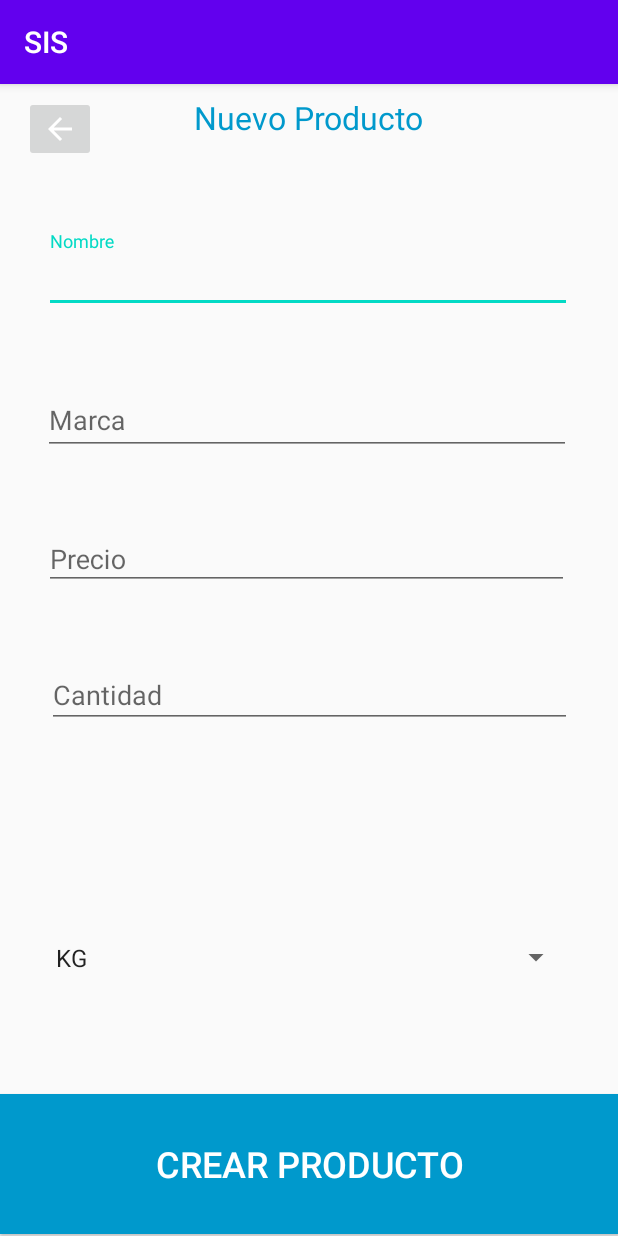
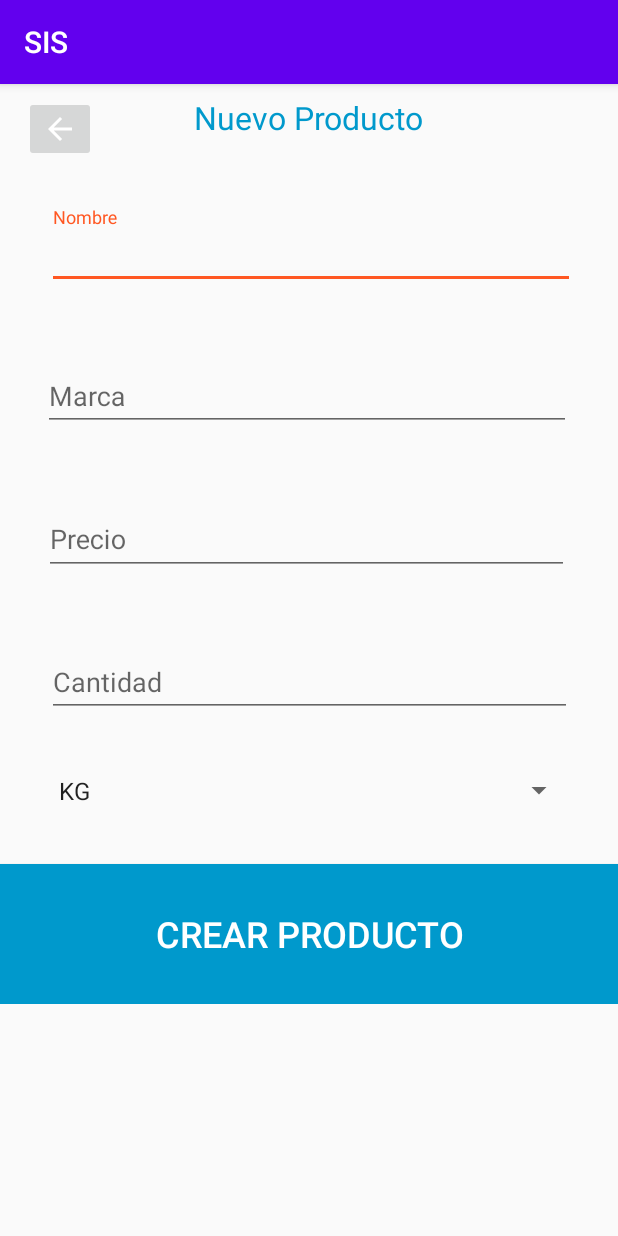
Before and after one commit to jairowdelgado/SIS-apk-movil, an Android app: the crearProducto screen opened directly, with no data from a screen before it, after a tap on "CREAR PRODUCTO", on a phone screen of 412 x 824 dp. Run offline under Robolectric (Android 15) with nearby library versions, the phone set to English and light mode, and no system bars; our stand-ins replace Firebase (no records; nobody signed in at launch, a user with empty details on screens opened directly); 2 statements that could not run were skipped.

Commit message:
Creación de un producto en la base de datos

```diff
--- a/SIS/app/src/main/java/unicauca/sis/EscaneoProducto.java
+++ b/SIS/app/src/main/java/unicauca/sis/EscaneoProducto.java
@@ -49,9 +49,8 @@ public class EscaneoProducto extends AppCompatActivity {
         if(result != null){
             if(result.getContents() != null){
                 //codigo = result.getContents();
-                //codigo = "111111";
                 Intent menuIn= new Intent(this, crearProducto.class);
-                menuIn.putExtra("codigo", String.valueOf(result));
+                menuIn.putExtra("codigo", String.valueOf(result.getContents()));
                 startActivity(menuIn);
             }else{
 
--- a/SIS/app/src/main/java/unicauca/sis/MainActivity.java
+++ b/SIS/app/src/main/java/unicauca/sis/MainActivity.java
@@ -24,7 +24,8 @@ public class MainActivity extends AppCompatActivity {
     public void ingresar(View view){
 
         //Intent menuIn= new Intent(this,MenuInicioAdmin.class);
-        Intent menuIn= new Intent(this,MenuBuscar.class);
+        //Intent menuIn= new Intent(this,MenuBuscar.class);
+        Intent menuIn= new Intent(this,EscaneoProducto.class);
 
         startActivity(menuIn);
     }
--- a/SIS/app/src/main/java/unicauca/sis/crearProducto.java
+++ b/SIS/app/src/main/java/unicauca/sis/crearProducto.java
@@ -34,7 +34,9 @@ public class crearProducto extends AppCompatActivity {
         datos.listarProducto();
 
         crear = findViewById(R.id.btnCrearProducto);
+
         nombre = findViewById(R.id.inputNombreProducto);
+        marca = findViewById(R.id.inputNombreProducto);
         precio = findViewById(R.id.inputPrecioProducto);
         cantidad = findViewById(R.id.inputCantidadProducto);
         medidas = (Spinner) findViewById(R.id.spinnerMedida);
@@ -62,16 +64,48 @@ public class crearProducto extends AppCompatActivity {
         crear.setOnClickListener(new View.OnClickListener() {
             @Override
             public void onClick(View v) {
+                System.out.println("Codigo : " + codigo.toString());
+                if(valicacion()){
                     Producto producto = new Producto();
                     int id = (datos.getProductos()).size() + 1;
                     producto.setId(String.valueOf(id));
                     producto.setCodigo(codigo);
                     producto.setNombre(nombre.getEditText().getText().toString().trim());
+                    producto.setMarca(marca.getEditText().getText().toString().trim());
                     producto.setPrecio(Double.parseDouble(precio.getEditText().getText().toString().trim()));
                     producto.setCantidad(Double.parseDouble(cantidad.getEditText().getText().toString().trim()));
                     producto.setMedida(medidaTomada);
                     producto.setEstado(true);
+                    datos.insertarProducto(producto);
+                }
             }
         });
     }
+
+    private boolean valicacion(){
+
+        String nombre = this.nombre.getEditText().getText().toString().trim();
+        String precio = this.precio.getEditText().getText().toString().trim();
+        String cantidad = this.cantidad.getEditText().getText().toString().trim();
+        String marca = this.marca.getEditText().getText().toString().trim();
+
+        if(nombre.isEmpty()){
+            this.nombre.setError("Este campo no puede quedar vacio");
+            return false;
         }
+        if(precio.isEmpty()){
+            this.precio.setError("Este campo no puede quedar vacio");
+            return false;
+        }
+        if(cantidad.isEmpty()){
+            this.cantidad.setError("Este campo no puede quedar vacio");
+            return false;
+        }
+        if(marca.isEmpty()){
+            this.marca.setError("Este campo no puede quedar vacio");
+            return false;
+        }
+
+        return true;
+    }
+}
--- a/SIS/app/src/main/res/layout/layout_crear_producto.xml
+++ b/SIS/app/src/main/res/layout/layout_crear_producto.xml
@@ -5,22 +5,25 @@
     android:layout_width="match_parent"
     android:layout_height="match_parent">
 
+    <ScrollView
+        android:layout_width="match_parent"
+        android:layout_height="match_parent">
+
         <androidx.constraintlayout.widget.ConstraintLayout
             android:layout_width="match_parent"
-        android:layout_height="match_parent">
+            android:layout_height="wrap_content">
 
             <Button
                 android:id="@+id/btnCrearProducto"
                 android:layout_width="413dp"
                 android:layout_height="93dp"
+                android:layout_marginTop="32dp"
                 android:background="@android:color/holo_blue_dark"
                 android:text="Crear Producto"
                 android:textColor="@android:color/background_light"
                 android:textSize="24sp"
-            app:layout_constraintBottom_toBottomOf="parent"
                 app:layout_constraintStart_toStartOf="parent"
-            app:layout_constraintTop_toTopOf="@+id/Text_nuevoProducto"
-            app:layout_constraintVertical_bias="0.998"
+                app:layout_constraintTop_toBottomOf="@+id/spinnerMedida"
                 tools:ignore="MissingConstraints" />
 
             <ImageButton
@@ -50,20 +53,19 @@
                 android:id="@+id/spinnerMedida"
                 android:layout_width="352dp"
                 android:layout_height="34dp"
-            app:layout_constraintBottom_toTopOf="@+id/btnCrearProducto"
+                android:layout_marginTop="32dp"
                 app:layout_constraintEnd_toEndOf="parent"
-            app:layout_constraintHorizontal_bias="0.491"
+                app:layout_constraintHorizontal_bias="0.525"
                 app:layout_constraintStart_toStartOf="parent"
-            app:layout_constraintTop_toBottomOf="@+id/inputCantidadProducto"
-            app:layout_constraintVertical_bias="0.647" />
+                app:layout_constraintTop_toBottomOf="@+id/inputCantidadProducto" />
 
             <com.google.android.material.textfield.TextInputLayout
                 android:id="@+id/inputNombreProducto"
                 android:layout_width="352dp"
                 android:layout_height="54dp"
-            android:layout_marginTop="48dp"
+                android:layout_marginTop="32dp"
                 app:layout_constraintEnd_toEndOf="parent"
-            app:layout_constraintHorizontal_bias="0.491"
+                app:layout_constraintHorizontal_bias="0.525"
                 app:layout_constraintStart_toStartOf="parent"
                 app:layout_constraintTop_toBottomOf="@+id/Text_nuevoProducto">
 
@@ -94,7 +96,7 @@
             <com.google.android.material.textfield.TextInputLayout
                 android:id="@+id/inputPrecioProducto"
                 android:layout_width="350dp"
-            android:layout_height="50dp"
+                android:layout_height="55dp"
                 android:layout_marginTop="40dp"
                 app:layout_constraintEnd_toEndOf="parent"
                 app:layout_constraintHorizontal_bias="0.468"
@@ -103,7 +105,7 @@
 
                 <com.google.android.material.textfield.TextInputEditText
                     android:layout_width="match_parent"
-                android:layout_height="wrap_content"
+                    android:layout_height="45dp"
                     android:hint="Precio"
                     android:textColor="@android:color/holo_blue_dark" />
             </com.google.android.material.textfield.TextInputLayout>
@@ -111,7 +113,7 @@
             <com.google.android.material.textfield.TextInputLayout
                 android:id="@+id/inputCantidadProducto"
                 android:layout_width="350dp"
-            android:layout_height="52dp"
+                android:layout_height="55dp"
                 android:layout_marginTop="40dp"
                 app:layout_constraintEnd_toEndOf="parent"
                 app:layout_constraintHorizontal_bias="0.507"
@@ -126,4 +128,6 @@
             </com.google.android.material.textfield.TextInputLayout>
 
         </androidx.constraintlayout.widget.ConstraintLayout>
+    </ScrollView>
+
 </LinearLayout>
--- a/SIS/app/src/main/res/values/medidas.xml
+++ b/SIS/app/src/main/res/values/medidas.xml
@@ -4,5 +4,7 @@
         <item>KG</item>
         <item>G</item>
         <item>TN</item>
+        <item>L</item>
+        <item>ML</item>
     </string-array>
 </resources>
```
Lines whose indentation alone changed are shown as unchanged.
